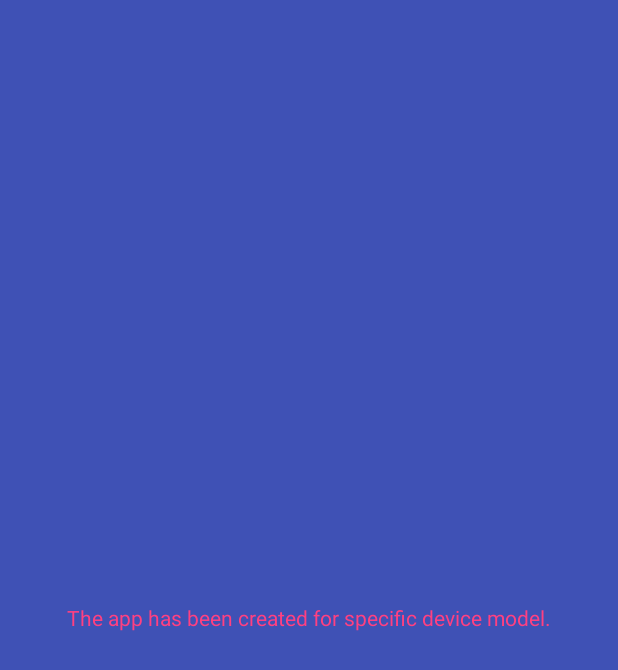
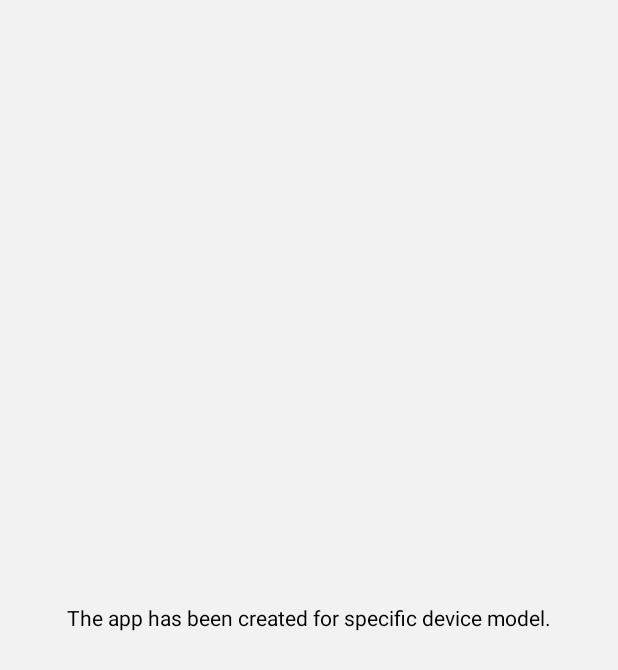
Before and after one commit to EuaggeliaPap/dissertation, an Android app: the screen it shows after launch (MainActivity), on a phone screen of 412 x 824 dp. Shown: the top 670 px of the screen. Run offline under Robolectric (Android 15) with nearby library versions, the phone set to English and light mode, and no system bars; libraries missing offline, so code that uses them is left out: com.github.rahatarmanahmed.cpv.

Commit message:
2017_11_2_SecCommitPush
This is my second commit and push

```diff
--- a/app/src/main/res/layout/activity_main_no_play.xml
+++ b/app/src/main/res/layout/activity_main_no_play.xml
@@ -3,13 +3,13 @@
     android:orientation="vertical"
     android:layout_width="match_parent"
     android:layout_height="match_parent"
-    android:background="@color/colorPrimary">
+    android:background="@color/brokewhite">
 
     <TextView
         android:layout_width="wrap_content"
         android:layout_height="wrap_content"
         android:layout_centerInParent="true"
-        android:textColor="@color/colorAccent"
+        android:textColor="@color/black"
         android:text="The app has been created for specific device model."/>
 
 </RelativeLayout>
```
